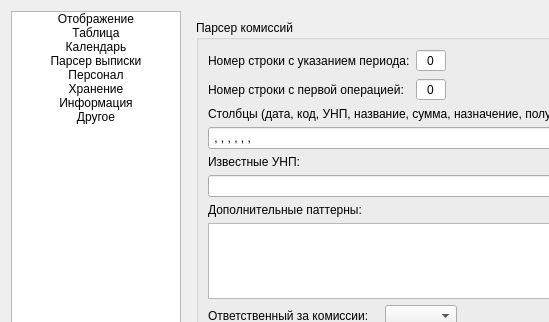
Qt form designer/ui/settingsdialog.ui (Aleee/FinanceCalender) before a commit; both pictures show x 0 to 549 and y 0 to 322 of the 642 by 530 pixel window.
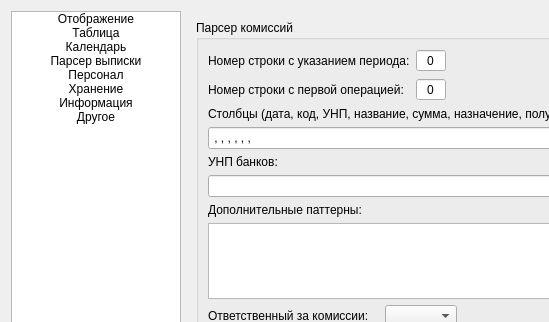
The same form after that commit. The open tabs and pages were chosen to show the change. Icons and pictures are not drawn. Custom widgets are drawn as their Qt base class.

```diff
--- a/designer/ui/settingsdialog.ui
+++ b/designer/ui/settingsdialog.ui
@@ -142,7 +142,7 @@
           <item row="4" column="0">
            <widget class="QLabel" name="label_20">
             <property name="text">
-             <string>Известные УНП:</string>
+             <string>УНП банков:</string>
             </property>
            </widget>
           </item>
```
